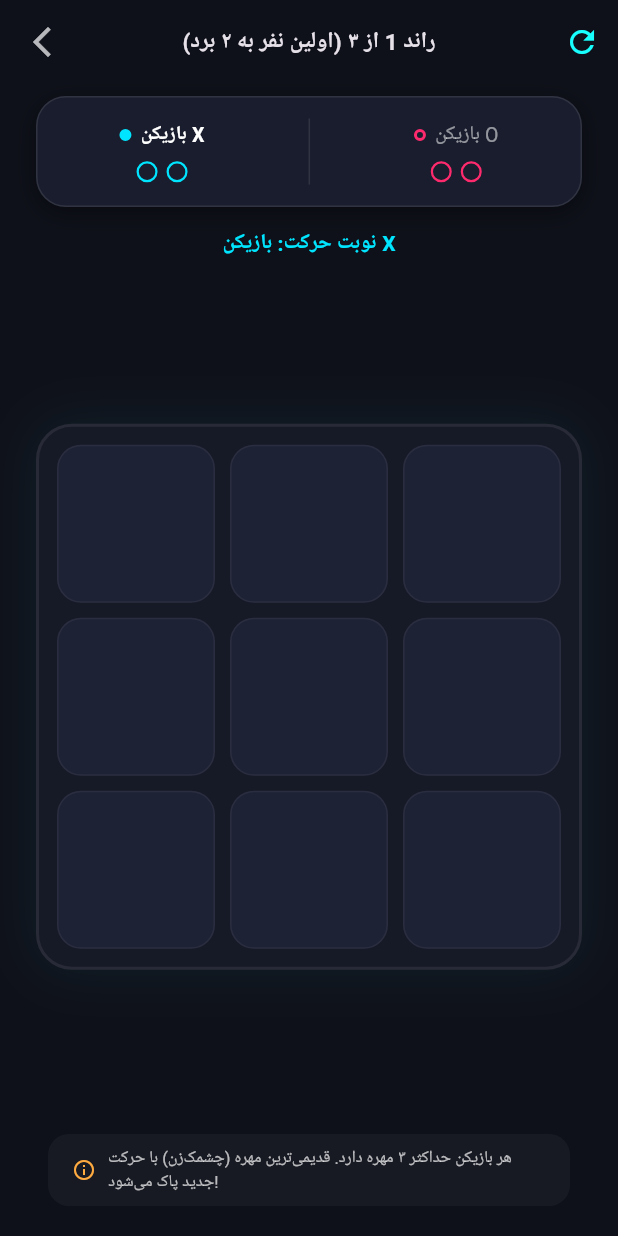
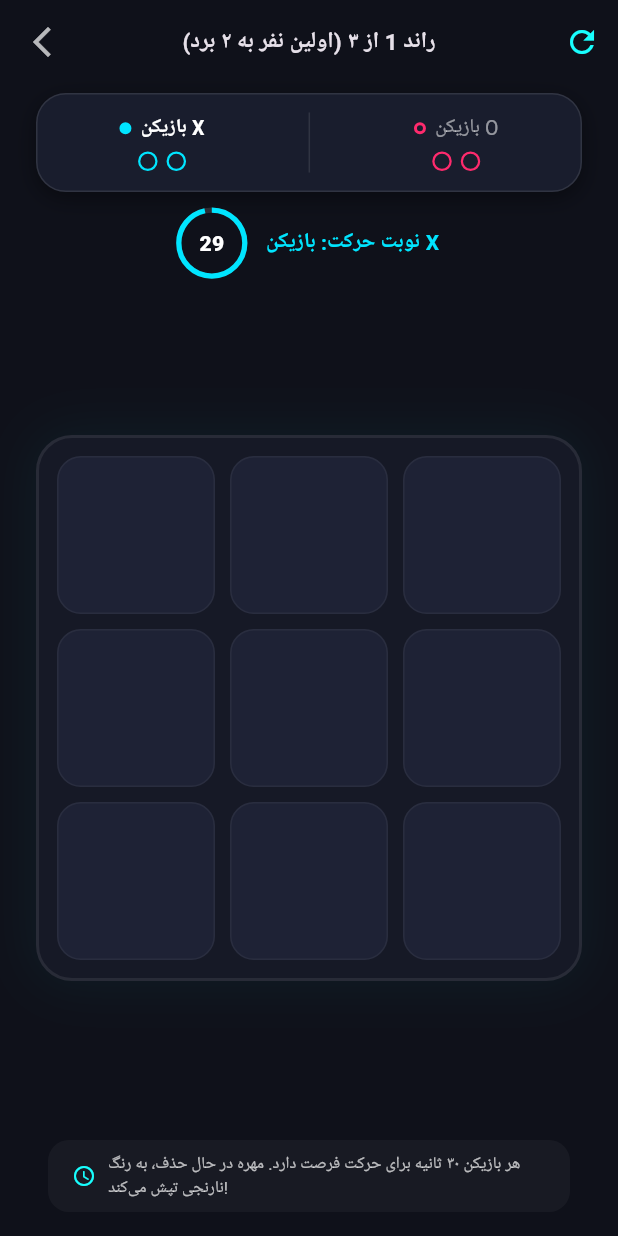
Before and after one commit to leoamirstar-cmd/AMIR, a Flutter app: the InfiniteTicTacToeScreen screen opened directly, after a tap on the "refresh" icon, on a phone screen of 412 x 824 dp. Run offline on Flutter 3.47's test engine with Material 3 defaults, Android fonts, the phone set to English and light mode, and no system bars.

Commit message:
Update tic_tac_toe_screen.dart

```diff
--- a/lib/screens/tic_tac_toe_screen.dart
+++ b/lib/screens/tic_tac_toe_screen.dart
@@ -1,3 +1,4 @@
+import 'dart:async';
 import 'package:flutter/material.dart';
 import 'package:flutter/services.dart';
 import '../models/tic_tac_toe_model.dart';
@@ -14,57 +15,117 @@ class InfiniteTicTacToeScreen extends StatefulWidget {
 class _InfiniteTicTacToeScreenState extends State<InfiniteTicTacToeScreen>
     with SingleTickerProviderStateMixin {
   final InfiniteTicTacToeGame game = InfiniteTicTacToeGame();
-  late AnimationController _fadePulseController;
+  late AnimationController _pulseController;
 
-  static const int targetWins = 2; // سیستم ۲ برد از ۳ راند (Best of 3)
+  static const int targetWins = 2; // بهترین از ۳ راند (Best of 3)
   int xWins = 0;
   int oWins = 0;
   int currentRound = 1;
 
+  // متغیرهای تایمر نوبت ۳۰ ثانیه‌ای
+  static const int maxTurnSeconds = 30;
+  int remainingSeconds = maxTurnSeconds;
+  Timer? _turnTimer;
+
   @override
   void initState() {
     super.initState();
-    _fadePulseController = AnimationController(
+    // کنترلر انیمیشن تپش و چشمک‌زن
+    _pulseController = AnimationController(
       vsync: this,
-      duration: const Duration(milliseconds: 700),
+      duration: const Duration(milliseconds: 600),
     )..repeat(reverse: true);
+
+    _startTurnTimer();
   }
 
   @override
   void dispose() {
-    _fadePulseController.dispose();
+    _turnTimer?.cancel();
+    _pulseController.dispose();
     super.dispose();
+  }
+
+  void _startTurnTimer() {
+    _turnTimer?.cancel();
+    remainingSeconds = maxTurnSeconds;
+
+    _turnTimer = Timer.periodic(const Duration(seconds: 1), (timer) {
+      if (!mounted) return;
+      setState(() {
+        if (remainingSeconds > 0) {
+          remainingSeconds--;
+          if (remainingSeconds == 5) {
+            HapticFeedback.mediumImpact();
+          }
+        } else {
+          // زمان تمام شد -> تغییر خودکار نوبت
+          _handleTimeOut();
+        }
+      });
+    });
+  }
+
+  void _handleTimeOut() {
+    if (game.isGameOver) return;
+
+    HapticFeedback.heavyImpact();
+
+    if (widget.isVsBot && game.currentTurn == Player.O) {
+      // اگر نوبت ربات بود و زمان تمام شد، سریع یک حرکت می‌زند
+      int botMove = game.getBestBotMove();
+      if (botMove != -1) {
+        _executeMove(botMove);
+      }
+    } else {
+      // نوبت بازیکن سوخت و به نفر بعدی واگذار شد
+      setState(() {
+        game.currentTurn = game.currentTurn == Player.X ? Player.O : Player.X;
+      });
+      _startTurnTimer();
+
+      // اگر بعد از سوختن نوبت، نوبت ربات شد
+      if (widget.isVsBot && game.currentTurn == Player.O) {
+        _triggerBotMove();
+      }
+    }
   }
 
   void _onCellTapped(int index) {
     if (game.isGameOver || game.board[index] != null) return;
     if (widget.isVsBot && game.currentTurn == Player.O) return;
 
+    _executeMove(index);
+  }
+
+  void _executeMove(int index) {
     HapticFeedback.lightImpact();
     setState(() {
       game.makeMove(index);
     });
 
     if (game.isGameOver) {
+      _turnTimer?.cancel();
       _handleRoundEnd();
       return;
     }
 
+    // ریست تایمر برای نوبت بعدی
+    _startTurnTimer();
+
     if (widget.isVsBot && game.currentTurn == Player.O) {
-      Future.delayed(const Duration(milliseconds: 550), () {
+      _triggerBotMove();
+    }
+  }
+
+  void _triggerBotMove() {
+    Future.delayed(const Duration(milliseconds: 650), () {
       if (!mounted || game.isGameOver) return;
       int botMove = game.getBestBotMove();
       if (botMove != -1) {
-          HapticFeedback.lightImpact();
-          setState(() {
-            game.makeMove(botMove);
-          });
-          if (game.isGameOver) {
-            _handleRoundEnd();
-          }
+        _executeMove(botMove);
       }
     });
-    }
   }
 
   void _handleRoundEnd() {
@@ -74,7 +135,6 @@ class _InfiniteTicTacToeScreenState extends State<InfiniteTicTacToeScreen>
       if (game.winner == Player.O) oWins++;
     });
 
-    // بررسی برد کل مسابقه (رسیدن به ۲ برد)
     if (xWins >= targetWins || oWins >= targetWins) {
       Future.delayed(const Duration(milliseconds: 600), () {
         if (mounted) _showMatchWinnerDialog();
@@ -87,6 +147,7 @@ class _InfiniteTicTacToeScreenState extends State<InfiniteTicTacToeScreen>
       currentRound++;
       game.reset();
     });
+    _startTurnTimer();
   }
 
   void _resetEntireMatch() {
@@ -96,6 +157,7 @@ class _InfiniteTicTacToeScreenState extends State<InfiniteTicTacToeScreen>
       currentRound = 1;
       game.reset();
     });
+    _startTurnTimer();
   }
 
   void _showMatchWinnerDialog() {
@@ -141,7 +203,7 @@ class _InfiniteTicTacToeScreenState extends State<InfiniteTicTacToeScreen>
           TextButton(
             onPressed: () {
               Navigator.pop(ctx);
-              Navigator.pop(context); // بازگشت به لابی
+              Navigator.pop(context);
             },
             child: const Text('خروج به لابی', style: TextStyle(color: Colors.white54)),
           ),
@@ -189,10 +251,10 @@ class _InfiniteTicTacToeScreenState extends State<InfiniteTicTacToeScreen>
       body: SafeArea(
         child: Column(
           children: [
-            const SizedBox(height: 8),
+            const SizedBox(height: 6),
             _buildScoreBoard(),
-            const SizedBox(height: 14),
-            _buildTurnOrStatusBanner(),
+            const SizedBox(height: 12),
+            _buildTimerAndTurnSection(),
             const Spacer(),
             _buildBoard(),
             const Spacer(),
@@ -200,7 +262,7 @@ class _InfiniteTicTacToeScreenState extends State<InfiniteTicTacToeScreen>
               _buildNextRoundButton()
             else
               _buildHelperText(),
-            const SizedBox(height: 20),
+            const SizedBox(height: 16),
           ],
         ),
       ),
@@ -211,7 +273,7 @@ class _InfiniteTicTacToeScreenState extends State<InfiniteTicTacToeScreen>
     return Padding(
       padding: const EdgeInsets.symmetric(horizontal: 24),
       child: Container(
-        padding: const EdgeInsets.symmetric(vertical: 14, horizontal: 20),
+        padding: const EdgeInsets.symmetric(vertical: 12, horizontal: 20),
         decoration: BoxDecoration(
           color: const Color(0xFF191D2D),
           borderRadius: BorderRadius.circular(20),
@@ -228,7 +290,7 @@ class _InfiniteTicTacToeScreenState extends State<InfiniteTicTacToeScreen>
           mainAxisAlignment: MainAxisAlignment.spaceAround,
           children: [
             _buildPlayerScore('بازیکن X', xWins, const Color(0xFF00E5FF), game.currentTurn == Player.X),
-            Container(width: 1, height: 44, color: Colors.white10),
+            Container(width: 1, height: 40, color: Colors.white10),
             _buildPlayerScore(
               widget.isVsBot ? 'ربات O' : 'بازیکن O',
               oWins,
@@ -266,16 +328,15 @@ class _InfiniteTicTacToeScreenState extends State<InfiniteTicTacToeScreen>
             ),
           ],
         ),
-        const SizedBox(height: 8),
-        // چراغ‌های پیروزی در راندها (۲ راند برای برد)
+        const SizedBox(height: 6),
         Row(
           mainAxisSize: MainAxisSize.min,
           children: List.generate(targetWins, (index) {
             final isAchieved = index < wins;
             return Container(
               margin: const EdgeInsets.symmetric(horizontal: 3),
-              width: 14,
-              height: 14,
+              width: 13,
+              height: 13,
               decoration: BoxDecoration(
                 shape: BoxShape.circle,
                 color: isAchieved ? color : Colors.transparent,
@@ -297,14 +358,15 @@ class _InfiniteTicTacToeScreenState extends State<InfiniteTicTacToeScreen>
     );
   }
 
-  Widget _buildTurnOrStatusBanner() {
+  /// بخش ترکیبی تایمر ۳۰ ثانیه‌ای و اعلام نوبت
+  Widget _buildTimerAndTurnSection() {
     if (game.isGameOver) {
       final winnerName = game.winner == Player.X
           ? 'برنده راند: بازیکن X 🎯'
           : (widget.isVsBot ? 'برنده راند: ربات O 🤖' : 'برنده راند: بازیکن O 🎯');
       final color = game.winner == Player.X ? const Color(0xFF00E5FF) : const Color(0xFFFF2A6D);
       return Container(
-        padding: const EdgeInsets.symmetric(horizontal: 18, vertical: 6),
+        padding: const EdgeInsets.symmetric(horizontal: 20, vertical: 8),
         decoration: BoxDecoration(
           color: color.withOpacity(0.18),
           borderRadius: BorderRadius.circular(16),
@@ -318,13 +380,48 @@ class _InfiniteTicTacToeScreenState extends State<InfiniteTicTacToeScreen>
     }
 
     final isX = game.currentTurn == Player.X;
-    return Text(
-      isX ? 'نوبت حرکت: بازیکن X' : (widget.isVsBot ? 'ربات در حال انتخاب حرکت...' : 'نوبت حرکت: بازیکن O'),
+    final activeColor = isX ? const Color(0xFF00E5FF) : const Color(0xFFFF2A6D);
+    final isUrgent = remainingSeconds <= 7;
+
+    return Row(
+      mainAxisAlignment: MainAxisAlignment.center,
+      children: [
+        // تایمر دایره‌ای ۳۰ ثانیه‌ای
+        Stack(
+          alignment: Alignment.center,
+          children: [
+            SizedBox(
+              width: 44,
+              height: 44,
+              child: CircularProgressIndicator(
+                value: remainingSeconds / maxTurnSeconds,
+                strokeWidth: 3.5,
+                backgroundColor: Colors.white12,
+                valueColor: AlwaysStoppedAnimation<Color>(
+                  isUrgent ? Colors.redAccent : activeColor,
+                ),
+              ),
+            ),
+            Text(
+              '$remainingSeconds',
               style: TextStyle(
-        color: isX ? const Color(0xFF00E5FF) : const Color(0xFFFF2A6D),
+                color: isUrgent ? Colors.redAccent : Colors.white,
+                fontWeight: FontWeight.w900,
+                fontSize: 14,
+              ),
+            ),
+          ],
+        ),
+        const SizedBox(width: 14),
+        Text(
+          isX ? 'نوبت حرکت: بازیکن X' : (widget.isVsBot ? 'ربات در حال حرکت...' : 'نوبت حرکت: بازیکن O'),
+          style: TextStyle(
+            color: activeColor,
             fontWeight: FontWeight.bold,
             fontSize: 14,
           ),
+        ),
+      ],
     );
   }
 
@@ -374,16 +471,18 @@ class _InfiniteTicTacToeScreenState extends State<InfiniteTicTacToeScreen>
     return GestureDetector(
       onTap: () => _onCellTapped(index),
       child: AnimatedBuilder(
-        animation: _fadePulseController,
+        animation: _pulseController,
         builder: (context, child) {
+          // محاسبات افکت تپنده و چشمک‌زن قوی
           double opacity = 1.0;
+          double scale = 1.0;
+
           if (isFading && !game.isGameOver) {
-            opacity = 0.35 + (_fadePulseController.value * 0.55);
+            opacity = 0.4 + (_pulseController.value * 0.6); // تغییر شفافیت بین ۰.۴ تا ۱.۰
+            scale = 0.90 + (_pulseController.value * 0.15); // تپش اندازه مهره بین ۹۰٪ تا ۱۰۵٪
           }
 
-          return Opacity(
-            opacity: opacity,
-            child: Container(
+          return Container(
             decoration: BoxDecoration(
               color: const Color(0xFF1E2235),
               borderRadius: BorderRadius.circular(16),
@@ -391,25 +490,38 @@ class _InfiniteTicTacToeScreenState extends State<InfiniteTicTacToeScreen>
                 color: isWinningCell
                     ? Colors.amberAccent
                     : (isFading
-                          ? Colors.orangeAccent.withOpacity(0.8)
+                        ? Colors.orangeAccent.withOpacity(0.5 + (_pulseController.value * 0.5))
                         : Colors.white.withOpacity(0.05)),
-                  width: isWinningCell ? 3 : (isFading ? 2 : 1),
+                width: isWinningCell ? 3 : (isFading ? 2.5 : 1),
               ),
               boxShadow: isWinningCell
                   ? [
                       BoxShadow(
-                          color: Colors.amberAccent.withOpacity(0.5),
-                          blurRadius: 15,
+                        color: Colors.amberAccent.withOpacity(0.6),
+                        blurRadius: 16,
                       )
                     ]
-                    : [],
+                  : (isFading && !game.isGameOver
+                      ? [
+                          BoxShadow(
+                            color: Colors.orangeAccent.withOpacity(0.35 * _pulseController.value),
+                            blurRadius: 12,
+                            spreadRadius: 1,
+                          )
+                        ]
+                      : []),
             ),
             child: Center(
               child: player == null
                   ? null
-                    : (player == Player.X
-                        ? _buildXIcon(isWinningCell)
-                        : _buildOIcon(isWinningCell)),
+                  : Transform.scale(
+                      scale: scale,
+                      child: Opacity(
+                        opacity: opacity,
+                        child: player == Player.X
+                            ? _buildXIcon(isWinningCell, isFading)
+                            : _buildOIcon(isWinningCell, isFading),
+                      ),
                     ),
             ),
           );
@@ -418,28 +530,30 @@ class _InfiniteTicTacToeScreenState extends State<InfiniteTicTacToeScreen>
     );
   }
 
-  Widget _buildXIcon(bool isWinning) {
+  Widget _buildXIcon(bool isWinning, bool isFading) {
+    final color = isFading ? Colors.orangeAccent : const Color(0xFF00E5FF);
     return Icon(
       Icons.close_rounded,
       size: 58,
-      color: const Color(0xFF00E5FF),
+      color: color,
       shadows: [
         Shadow(
-          color: const Color(0xFF00E5FF).withOpacity(isWinning ? 1.0 : 0.6),
+          color: color.withOpacity(isWinning ? 1.0 : 0.6),
           blurRadius: isWinning ? 25 : 12,
         ),
       ],
     );
   }
 
-  Widget _buildOIcon(bool isWinning) {
+  Widget _buildOIcon(bool isWinning, bool isFading) {
+    final color = isFading ? Colors.orangeAccent : const Color(0xFFFF2A6D);
     return Icon(
       Icons.circle_outlined,
       size: 50,
-      color: const Color(0xFFFF2A6D),
+      color: color,
       shadows: [
         Shadow(
-          color: const Color(0xFFFF2A6D).withOpacity(isWinning ? 1.0 : 0.6),
+          color: color.withOpacity(isWinning ? 1.0 : 0.6),
           blurRadius: isWinning ? 25 : 12,
         ),
       ],
@@ -476,11 +590,11 @@ class _InfiniteTicTacToeScreenState extends State<InfiniteTicTacToeScreen>
         ),
         child: const Row(
           children: [
-            Icon(Icons.info_outline, size: 16, color: Colors.orangeAccent),
+            Icon(Icons.access_time_rounded, size: 16, color: Colors.cyanAccent),
             SizedBox(width: 8),
             Expanded(
               child: Text(
-                'هر بازیکن حداکثر ۳ مهره دارد. قدیمی‌ترین مهره (چشمک‌زن) با حرکت جدید پاک می‌شود!',
+                'هر بازیکن ۳۰ ثانیه برای حرکت فرصت دارد. مهره در حال حذف، به رنگ نارنجی تپش می‌کند!',
                 style: TextStyle(color: Colors.white70, fontSize: 11, height: 1.4),
               ),
             ),
```
Lines whose indentation alone changed are shown as unchanged.
